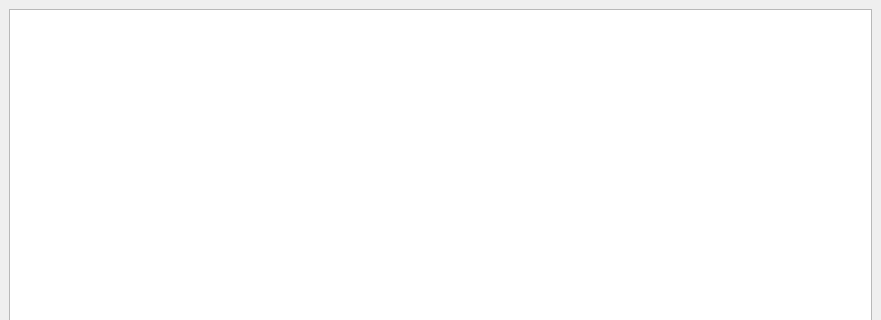
This is main.ui in encukou/pkg-explorer as Qt 5 draws it before an edit; both pictures show x 0 to 881 and y 0 to 320 of the 881 by 628 pixel window. The edited form follows.
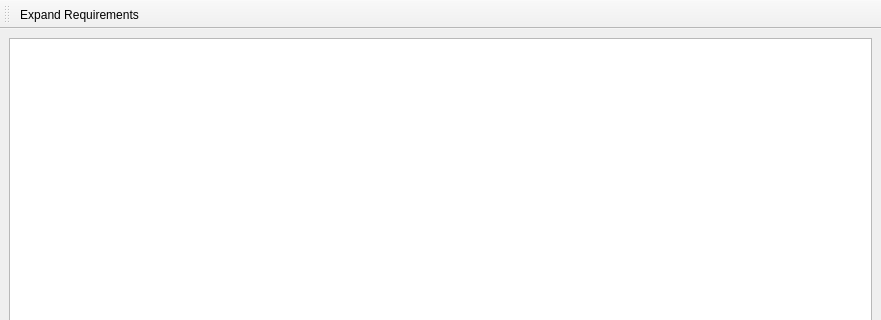
This is the edited form.

Commit message: Collapse requirements if possible

The edit to the form file:
```diff
--- a/main.ui
+++ b/main.ui
@@ -31,6 +31,26 @@
    </property>
   </widget>
   <widget class="QStatusBar" name="statusbar"/>
+  <widget class="QToolBar" name="toolBar">
+   <property name="windowTitle">
+    <string>toolBar</string>
+   </property>
+   <attribute name="toolBarArea">
+    <enum>TopToolBarArea</enum>
+   </attribute>
+   <attribute name="toolBarBreak">
+    <bool>false</bool>
+   </attribute>
+   <addaction name="actExpandReqs"/>
+  </widget>
+  <action name="actExpandReqs">
+   <property name="checkable">
+    <bool>true</bool>
+   </property>
+   <property name="text">
+    <string>Expand Requirements</string>
+   </property>
+  </action>
  </widget>
  <resources/>
  <connections/>
```
The commit also changes 1 other file.
